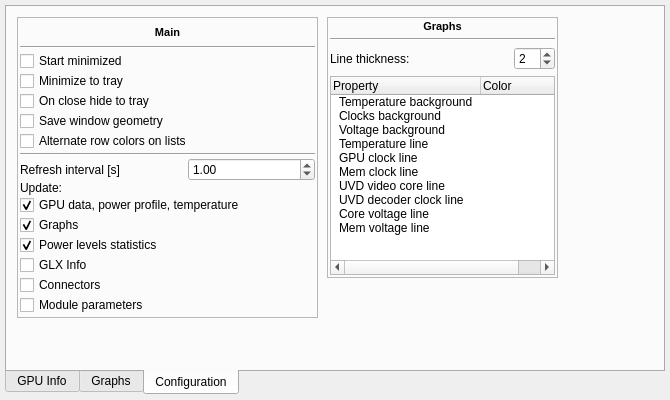
Before: the Qt Designer form radeon-profile/radeon_profile.ui in marazmista/radeon-profile, drawn with Qt 5.
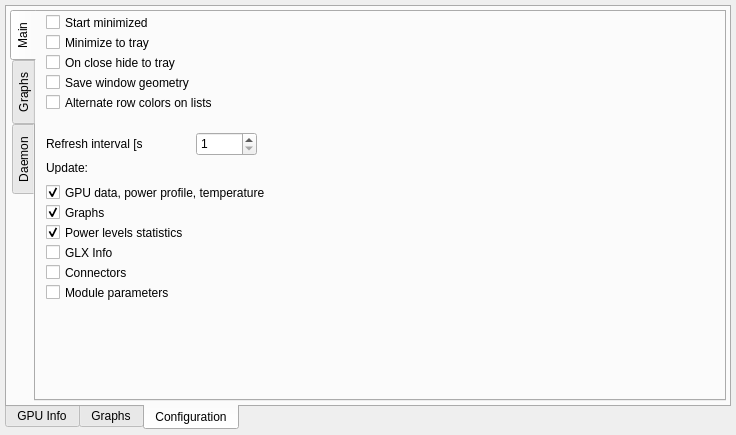
After: the same form once the commit is applied. The open tabs and pages were chosen to show the change. Icons and pictures are not drawn. Custom widgets are drawn as their Qt base class.

Commit message: modified configuration tab, added option for daemon

Diff of the .ui file:
```diff
--- a/radeon-profile/radeon_profile.ui
+++ b/radeon-profile/radeon_profile.ui
@@ -6,8 +6,8 @@
    <rect>
     <x>0</x>
     <y>0</y>
-    <width>670</width>
-    <height>400</height>
+    <width>736</width>
+    <height>435</height>
    </rect>
   </property>
   <property name="minimumSize">
@@ -849,72 +849,53 @@
        <attribute name="title">
         <string>Configuration</string>
        </attribute>
-       <widget class="QFrame" name="frame">
-        <property name="geometry">
-         <rect>
-          <x>10</x>
-          <y>10</y>
-          <width>301</width>
-          <height>301</height>
-         </rect>
-        </property>
-        <property name="frameShape">
-         <enum>QFrame::StyledPanel</enum>
-        </property>
-        <layout class="QVBoxLayout" name="verticalLayout_3">
-         <property name="spacing">
-          <number>2</number>
-         </property>
+       <layout class="QGridLayout" name="gridLayout_11">
          <property name="leftMargin">
-          <number>2</number>
+         <number>3</number>
          </property>
          <property name="topMargin">
-          <number>2</number>
+         <number>3</number>
          </property>
          <property name="rightMargin">
-          <number>2</number>
+         <number>3</number>
          </property>
          <property name="bottomMargin">
-          <number>2</number>
-         </property>
-         <item>
-          <widget class="QLabel" name="label_7">
-           <property name="font">
-            <font>
-             <pointsize>8</pointsize>
-             <weight>75</weight>
-             <bold>true</bold>
-            </font>
-           </property>
-           <property name="text">
+         <number>3</number>
+        </property>
+        <item row="0" column="0">
+         <widget class="QTabWidget" name="configGroups">
+          <property name="tabPosition">
+           <enum>QTabWidget::West</enum>
+          </property>
+          <property name="currentIndex">
+           <number>0</number>
+          </property>
+          <widget class="QWidget" name="tab_mainConfig">
+           <attribute name="title">
             <string>Main</string>
-           </property>
-           <property name="alignment">
-            <set>Qt::AlignCenter</set>
-           </property>
-          </widget>
-         </item>
-         <item>
-          <widget class="Line" name="line_2">
-           <property name="orientation">
-            <enum>Qt::Horizontal</enum>
-           </property>
-          </widget>
-         </item>
-         <item>
-          <layout class="QVBoxLayout" name="verticalLayout">
-           <property name="spacing">
-            <number>0</number>
-           </property>
-           <item>
+           </attribute>
             <widget class="QCheckBox" name="cb_startMinimized">
+            <property name="geometry">
+             <rect>
+              <x>10</x>
+              <y>0</y>
+              <width>289</width>
+              <height>21</height>
+             </rect>
+            </property>
              <property name="text">
               <string>Start minimized</string>
              </property>
             </widget>
-           </item>
-           <item>
             <widget class="QCheckBox" name="cb_minimizeTray">
+            <property name="geometry">
+             <rect>
+              <x>10</x>
+              <y>20</y>
+              <width>289</width>
+              <height>21</height>
+             </rect>
+            </property>
              <property name="sizePolicy">
               <sizepolicy hsizetype="MinimumExpanding" vsizetype="Fixed">
                <horstretch>0</horstretch>
@@ -925,9 +906,15 @@
               <string>Minimize to tray</string>
              </property>
             </widget>
-           </item>
-           <item>
             <widget class="QCheckBox" name="cb_closeTray">
+            <property name="geometry">
+             <rect>
+              <x>10</x>
+              <y>40</y>
+              <width>289</width>
+              <height>21</height>
+             </rect>
+            </property>
              <property name="sizePolicy">
               <sizepolicy hsizetype="Preferred" vsizetype="Fixed">
                <horstretch>0</horstretch>
@@ -938,70 +925,59 @@
               <string>On close hide to tray</string>
              </property>
             </widget>
-           </item>
-           <item>
             <widget class="QCheckBox" name="cb_saveWindowGeometry">
+            <property name="geometry">
+             <rect>
+              <x>10</x>
+              <y>60</y>
+              <width>289</width>
+              <height>21</height>
+             </rect>
+            </property>
              <property name="text">
               <string>Save window geometry</string>
              </property>
             </widget>
-           </item>
-           <item>
             <widget class="QCheckBox" name="cb_alternateRow">
+            <property name="geometry">
+             <rect>
+              <x>10</x>
+              <y>80</y>
+              <width>289</width>
+              <height>21</height>
+             </rect>
+            </property>
              <property name="text">
               <string>Alternate row colors on lists</string>
              </property>
             </widget>
-           </item>
-          </layout>
-         </item>
-         <item>
-          <widget class="Line" name="line">
-           <property name="orientation">
-            <enum>Qt::Horizontal</enum>
-           </property>
-          </widget>
-         </item>
-         <item>
-          <layout class="QVBoxLayout" name="verticalLayout_2">
-           <property name="spacing">
-            <number>0</number>
-           </property>
-           <item>
-            <layout class="QHBoxLayout" name="horizontalLayout_2">
-             <property name="spacing">
-              <number>0</number>
-             </property>
-             <item>
               <widget class="QLabel" name="label_2">
+            <property name="geometry">
+             <rect>
+              <x>10</x>
+              <y>120</y>
+              <width>96</width>
+              <height>24</height>
+             </rect>
+            </property>
                <property name="text">
                 <string>Refresh interval [s]</string>
                </property>
               </widget>
-             </item>
-             <item>
-              <spacer name="horizontalSpacer_3">
-               <property name="orientation">
-                <enum>Qt::Horizontal</enum>
-               </property>
-               <property name="sizeType">
-                <enum>QSizePolicy::Minimum</enum>
-               </property>
-               <property name="sizeHint" stdset="0">
-                <size>
-                 <width>40</width>
-                 <height>20</height>
-                </size>
-               </property>
-              </spacer>
-             </item>
-             <item>
               <widget class="QDoubleSpinBox" name="spin_timerInterval">
+            <property name="geometry">
+             <rect>
+              <x>160</x>
+              <y>120</y>
+              <width>61</width>
+              <height>24</height>
+             </rect>
+            </property>
                <property name="decimals">
-                <number>2</number>
+             <number>0</number>
                </property>
                <property name="minimum">
-                <double>0.250000000000000</double>
+             <double>1.000000000000000</double>
                </property>
                <property name="singleStep">
                 <double>0.250000000000000</double>
@@ -1010,11 +986,15 @@
                 <double>1.000000000000000</double>
                </property>
               </widget>
-             </item>
-            </layout>
-           </item>
-           <item>
             <widget class="QLabel" name="label_5">
+            <property name="geometry">
+             <rect>
+              <x>10</x>
+              <y>150</y>
+              <width>289</width>
+              <height>12</height>
+             </rect>
+            </property>
              <property name="maximumSize">
               <size>
                <width>16777215</width>
@@ -1025,9 +1005,15 @@
               <string>Update:</string>
              </property>
             </widget>
-           </item>
-           <item>
             <widget class="QCheckBox" name="cb_gpuData">
+            <property name="geometry">
+             <rect>
+              <x>10</x>
+              <y>170</y>
+              <width>289</width>
+              <height>21</height>
+             </rect>
+            </property>
              <property name="sizePolicy">
               <sizepolicy hsizetype="MinimumExpanding" vsizetype="Fixed">
                <horstretch>0</horstretch>
@@ -1041,9 +1027,15 @@
               <bool>true</bool>
              </property>
             </widget>
-           </item>
-           <item>
             <widget class="QCheckBox" name="cb_graphs">
+            <property name="geometry">
+             <rect>
+              <x>10</x>
+              <y>190</y>
+              <width>289</width>
+              <height>21</height>
+             </rect>
+            </property>
              <property name="sizePolicy">
               <sizepolicy hsizetype="MinimumExpanding" vsizetype="Fixed">
                <horstretch>0</horstretch>
@@ -1057,9 +1049,15 @@
               <bool>true</bool>
              </property>
             </widget>
-           </item>
-           <item>
             <widget class="QCheckBox" name="cb_stats">
+            <property name="geometry">
+             <rect>
+              <x>10</x>
+              <y>210</y>
+              <width>289</width>
+              <height>21</height>
+             </rect>
+            </property>
              <property name="text">
               <string>Power levels statistics</string>
              </property>
@@ -1067,9 +1065,15 @@
               <bool>true</bool>
              </property>
             </widget>
-           </item>
-           <item>
             <widget class="QCheckBox" name="cb_glxInfo">
+            <property name="geometry">
+             <rect>
+              <x>10</x>
+              <y>230</y>
+              <width>289</width>
+              <height>21</height>
+             </rect>
+            </property>
              <property name="sizePolicy">
               <sizepolicy hsizetype="MinimumExpanding" vsizetype="Fixed">
                <horstretch>0</horstretch>
@@ -1080,9 +1084,15 @@
               <string>GLX Info</string>
              </property>
             </widget>
-           </item>
-           <item>
             <widget class="QCheckBox" name="cb_connectors">
+            <property name="geometry">
+             <rect>
+              <x>10</x>
+              <y>250</y>
+              <width>289</width>
+              <height>21</height>
+             </rect>
+            </property>
              <property name="sizePolicy">
               <sizepolicy hsizetype="MinimumExpanding" vsizetype="Fixed">
                <horstretch>0</horstretch>
@@ -1093,9 +1103,15 @@
               <string>Connectors</string>
              </property>
             </widget>
-           </item>
-           <item>
             <widget class="QCheckBox" name="cb_modParams">
+            <property name="geometry">
+             <rect>
+              <x>10</x>
+              <y>270</y>
+              <width>289</width>
+              <height>21</height>
+             </rect>
+            </property>
              <property name="sizePolicy">
               <sizepolicy hsizetype="MinimumExpanding" vsizetype="Fixed">
                <horstretch>0</horstretch>
@@ -1106,77 +1122,33 @@
               <string>Module parameters</string>
              </property>
             </widget>
-           </item>
-          </layout>
-         </item>
-        </layout>
-       </widget>
-       <widget class="QFrame" name="frame_2">
-        <property name="geometry">
-         <rect>
-          <x>320</x>
-          <y>10</y>
-          <width>231</width>
-          <height>261</height>
-         </rect>
-        </property>
-        <property name="frameShape">
-         <enum>QFrame::StyledPanel</enum>
-        </property>
-        <layout class="QVBoxLayout" name="verticalLayout_4">
-         <property name="leftMargin">
-          <number>2</number>
-         </property>
-         <property name="topMargin">
-          <number>2</number>
-         </property>
-         <property name="rightMargin">
-          <number>2</number>
-         </property>
-         <property name="bottomMargin">
-          <number>2</number>
-         </property>
-         <item>
-          <widget class="QLabel" name="label_9">
-           <property name="maximumSize">
-            <size>
-             <width>16777215</width>
-             <height>12</height>
-            </size>
-           </property>
-           <property name="font">
-            <font>
-             <pointsize>8</pointsize>
-             <weight>75</weight>
-             <bold>true</bold>
-            </font>
-           </property>
-           <property name="text">
+          </widget>
+          <widget class="QWidget" name="tab_graphsConfig">
+           <attribute name="title">
             <string>Graphs</string>
-           </property>
-           <property name="alignment">
-            <set>Qt::AlignCenter</set>
-           </property>
-          </widget>
-         </item>
-         <item>
-          <widget class="Line" name="line_3">
-           <property name="orientation">
-            <enum>Qt::Horizontal</enum>
-           </property>
-          </widget>
-         </item>
-         <item>
-          <layout class="QHBoxLayout" name="horizontalLayout_3">
-           <item>
+           </attribute>
             <widget class="QLabel" name="label_6">
+            <property name="geometry">
+             <rect>
+              <x>10</x>
+              <y>0</y>
+              <width>171</width>
+              <height>24</height>
+             </rect>
+            </property>
              <property name="text">
               <string>Line thickness:</string>
              </property>
             </widget>
-           </item>
-           <item>
             <widget class="QSpinBox" name="spin_lineThick">
+            <property name="geometry">
+             <rect>
+              <x>130</x>
+              <y>0</y>
+              <width>42</width>
+              <height>24</height>
+             </rect>
+            </property>
              <property name="sizePolicy">
               <sizepolicy hsizetype="Maximum" vsizetype="Fixed">
                <horstretch>0</horstretch>
@@ -1193,11 +1165,15 @@
               <number>2</number>
              </property>
             </widget>
-           </item>
-          </layout>
-         </item>
-         <item>
           <widget class="QTreeWidget" name="graphColorsList">
+            <property name="geometry">
+             <rect>
+              <x>10</x>
+              <y>30</y>
+              <width>281</width>
+              <height>191</height>
+             </rect>
+            </property>
            <property name="indentation">
             <number>5</number>
            </property>
@@ -1265,9 +1241,47 @@
             </property>
            </item>
           </widget>
-         </item>
-        </layout>
-       </widget>
+          </widget>
+          <widget class="QWidget" name="tab_daemonConfig">
+           <attribute name="title">
+            <string>Daemon</string>
+           </attribute>
+           <widget class="QCheckBox" name="cb_daemonAutoRefresh">
+            <property name="geometry">
+             <rect>
+              <x>10</x>
+              <y>0</y>
+              <width>211</width>
+              <height>20</height>
+             </rect>
+            </property>
+            <property name="toolTip">
+             <string>Good option to check. Causes that daemon gets data from system automaticly with interval when GUI is on instead of waiting for request to read this data. Interval is the same as GUI.</string>
+            </property>
+            <property name="text">
+             <string>Refresh data without request</string>
+            </property>
+           </widget>
+           <widget class="QPushButton" name="btn_reconfigureDaemon">
+            <property name="geometry">
+             <rect>
+              <x>10</x>
+              <y>30</y>
+              <width>141</width>
+              <height>27</height>
+             </rect>
+            </property>
+            <property name="toolTip">
+             <string>Apply new configuration and send it to daemon.</string>
+            </property>
+            <property name="text">
+             <string>Reconfigure daemon</string>
+            </property>
+           </widget>
+          </widget>
+         </widget>
+        </item>
+       </layout>
       </widget>
      </widget>
     </item>
```
Left out of the diff: 2 changed lines with no effect on the pictures. Lines whose indentation alone changed are shown as unchanged. The commit also changes 11 other files.
